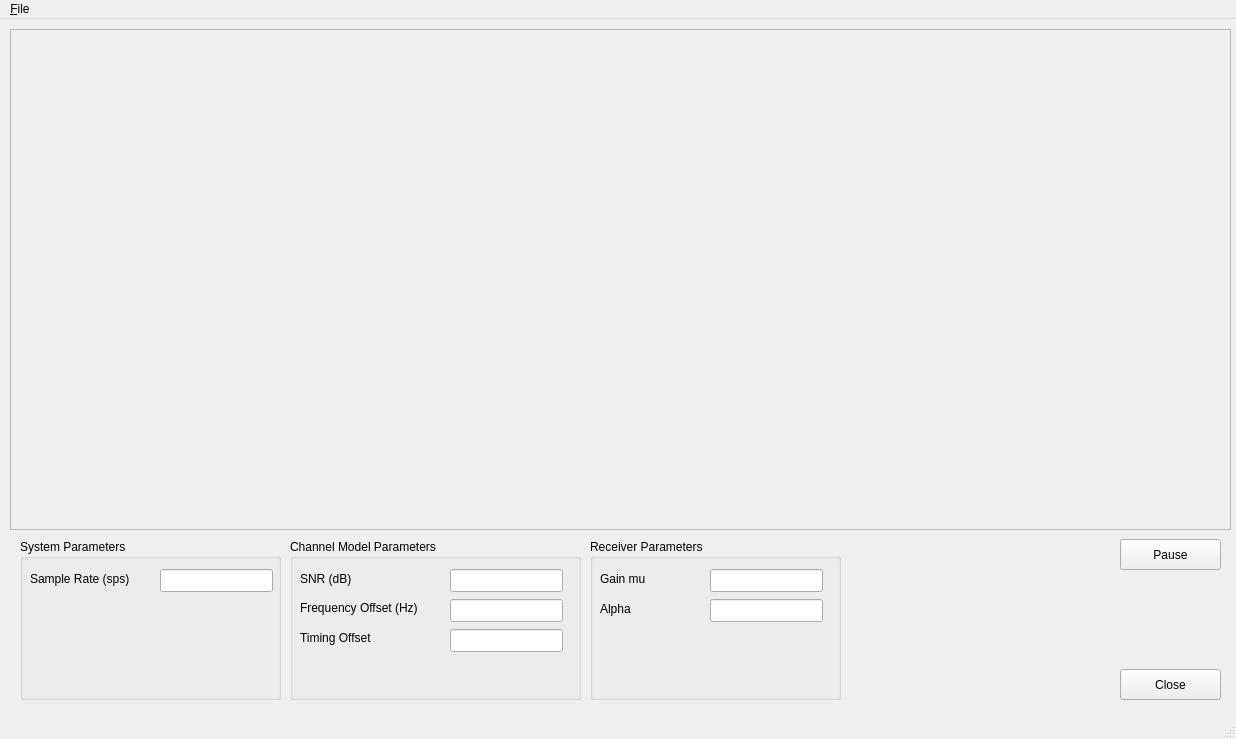
Qt form gr-qtgui/src/python/qt_digital_window.ui (GREO/GNU-Radio) before a commit.
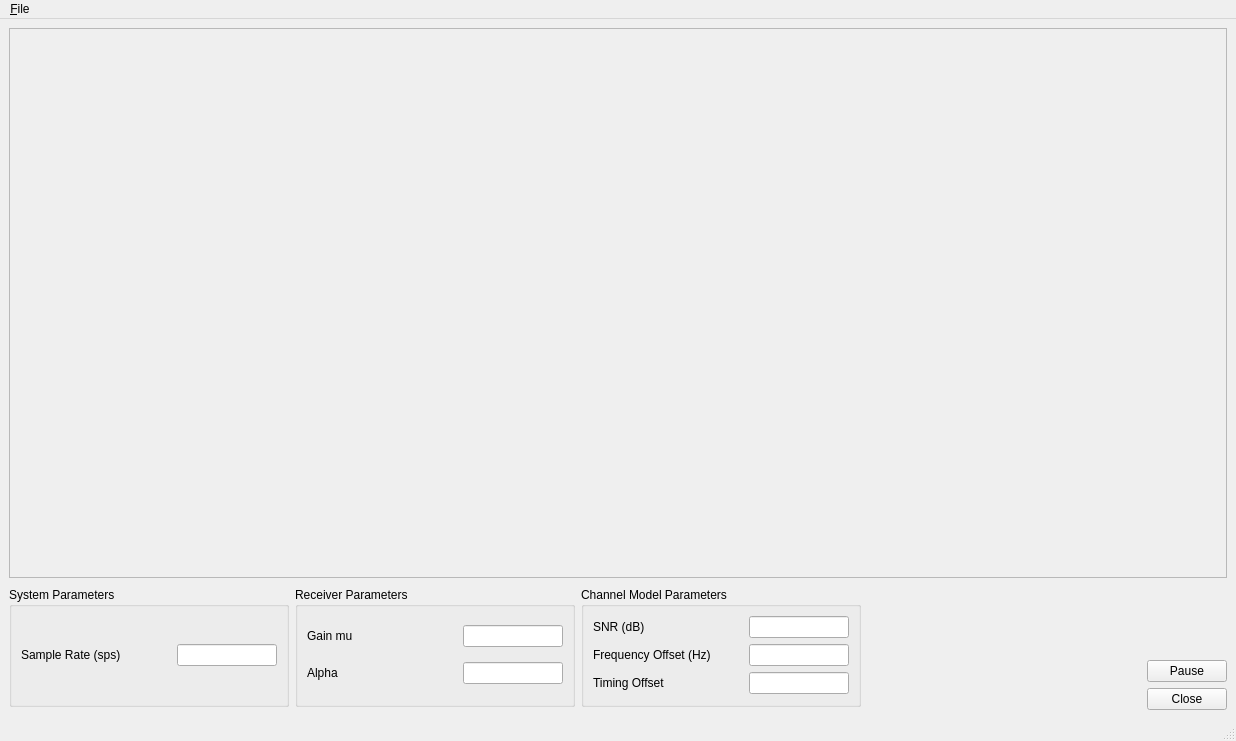
The same form after that commit.

```diff
--- a/gr-qtgui/src/python/qt_digital_window.ui
+++ b/gr-qtgui/src/python/qt_digital_window.ui
@@ -7,243 +7,273 @@
     <x>0</x>
     <y>0</y>
     <width>1236</width>
-    <height>739</height>
+    <height>741</height>
    </rect>
   </property>
   <property name="windowTitle">
    <string>MainWindow</string>
   </property>
   <widget class="QWidget" name="centralwidget">
-   <widget class="QPushButton" name="closeButton">
-    <property name="geometry">
-     <rect>
-      <x>1120</x>
-      <y>650</y>
-      <width>101</width>
-      <height>31</height>
-     </rect>
-    </property>
-    <property name="text">
-     <string>Close</string>
-    </property>
-   </widget>
-   <widget class="QFrame" name="sinkFrame">
-    <property name="geometry">
-     <rect>
-      <x>10</x>
-      <y>10</y>
-      <width>1221</width>
-      <height>501</height>
-     </rect>
-    </property>
-    <property name="frameShape">
-     <enum>QFrame::StyledPanel</enum>
-    </property>
-    <property name="frameShadow">
-     <enum>QFrame::Raised</enum>
-    </property>
-    <widget class="QWidget" name="horizontalLayoutWidget">
-     <property name="geometry">
-      <rect>
-       <x>10</x>
-       <y>10</y>
-       <width>1201</width>
-       <height>481</height>
-      </rect>
-     </property>
-     <layout class="QHBoxLayout" name="sinkLayout"/>
-    </widget>
-   </widget>
-   <widget class="QGroupBox" name="channelModeBox">
-    <property name="geometry">
-     <rect>
-      <x>290</x>
-      <y>520</y>
-      <width>291</width>
-      <height>161</height>
-     </rect>
-    </property>
-    <property name="title">
-     <string>Channel Model Parameters</string>
-    </property>
-    <widget class="QLabel" name="timeLabel">
-     <property name="geometry">
-      <rect>
-       <x>10</x>
-       <y>90</y>
-       <width>101</width>
-       <height>17</height>
-      </rect>
-     </property>
-     <property name="text">
-      <string>Timing Offset</string>
-     </property>
-    </widget>
-    <widget class="QLineEdit" name="timeEdit">
-     <property name="geometry">
-      <rect>
-       <x>160</x>
-       <y>90</y>
-       <width>113</width>
-       <height>23</height>
-      </rect>
-     </property>
-    </widget>
-    <widget class="QLineEdit" name="snrEdit">
-     <property name="geometry">
-      <rect>
-       <x>160</x>
-       <y>30</y>
-       <width>113</width>
-       <height>23</height>
-      </rect>
-     </property>
-    </widget>
-    <widget class="QLabel" name="snrLabel">
-     <property name="geometry">
-      <rect>
-       <x>10</x>
-       <y>30</y>
-       <width>111</width>
-       <height>20</height>
-      </rect>
-     </property>
-     <property name="text">
-      <string>SNR (dB)</string>
-     </property>
-    </widget>
-    <widget class="QLineEdit" name="freqEdit">
-     <property name="geometry">
-      <rect>
-       <x>160</x>
-       <y>60</y>
-       <width>113</width>
-       <height>23</height>
-      </rect>
-     </property>
-    </widget>
-    <widget class="QLabel" name="freqLabel">
-     <property name="geometry">
-      <rect>
-       <x>10</x>
-       <y>60</y>
-       <width>141</width>
-       <height>17</height>
-      </rect>
-     </property>
-     <property name="text">
-      <string>Frequency Offset (Hz)</string>
-     </property>
-    </widget>
-   </widget>
-   <widget class="QGroupBox" name="rxBox">
-    <property name="geometry">
-     <rect>
-      <x>590</x>
-      <y>520</y>
-      <width>251</width>
-      <height>161</height>
-     </rect>
-    </property>
-    <property name="title">
-     <string>Receiver Parameters</string>
-    </property>
-    <widget class="QLineEdit" name="gainMuEdit">
-     <property name="geometry">
-      <rect>
-       <x>120</x>
-       <y>30</y>
-       <width>113</width>
-       <height>23</height>
-      </rect>
-     </property>
-    </widget>
-    <widget class="QLabel" name="gainMuLabel">
-     <property name="geometry">
-      <rect>
-       <x>10</x>
-       <y>30</y>
-       <width>111</width>
-       <height>20</height>
-      </rect>
-     </property>
-     <property name="text">
-      <string>Gain mu</string>
-     </property>
-    </widget>
-    <widget class="QLineEdit" name="alphaEdit">
-     <property name="geometry">
-      <rect>
-       <x>120</x>
-       <y>60</y>
-       <width>113</width>
-       <height>23</height>
-      </rect>
-     </property>
-    </widget>
-    <widget class="QLabel" name="alphaLabel">
-     <property name="geometry">
-      <rect>
-       <x>10</x>
-       <y>60</y>
-       <width>111</width>
-       <height>20</height>
-      </rect>
-     </property>
-     <property name="text">
-      <string>Alpha</string>
-     </property>
-    </widget>
-   </widget>
-   <widget class="QGroupBox" name="sysBox">
-    <property name="geometry">
-     <rect>
-      <x>20</x>
-      <y>520</y>
-      <width>261</width>
-      <height>161</height>
-     </rect>
-    </property>
-    <property name="title">
-     <string>System Parameters</string>
-    </property>
-    <widget class="QLineEdit" name="sampleRateEdit">
-     <property name="geometry">
-      <rect>
-       <x>140</x>
-       <y>30</y>
-       <width>113</width>
-       <height>23</height>
-      </rect>
-     </property>
-    </widget>
-    <widget class="QLabel" name="sampleRateLabel">
-     <property name="geometry">
-      <rect>
-       <x>10</x>
-       <y>30</y>
-       <width>121</width>
-       <height>20</height>
-      </rect>
-     </property>
-     <property name="text">
-      <string>Sample Rate (sps)</string>
-     </property>
-    </widget>
-   </widget>
-   <widget class="QPushButton" name="pauseButton">
-    <property name="geometry">
-     <rect>
-      <x>1120</x>
-      <y>520</y>
-      <width>101</width>
-      <height>31</height>
-     </rect>
-    </property>
-    <property name="text">
-     <string>Pause</string>
-    </property>
-   </widget>
+   <layout class="QVBoxLayout" name="verticalLayout">
+    <item>
+     <widget class="QFrame" name="sinkFrame">
+      <property name="minimumSize">
+       <size>
+        <width>0</width>
+        <height>550</height>
+       </size>
+      </property>
+      <property name="frameShape">
+       <enum>QFrame::StyledPanel</enum>
+      </property>
+      <property name="frameShadow">
+       <enum>QFrame::Raised</enum>
+      </property>
+      <layout class="QHBoxLayout" name="horizontalLayout_2">
+       <item>
+        <layout class="QHBoxLayout" name="sinkLayout"/>
+       </item>
+      </layout>
+     </widget>
+    </item>
+    <item>
+     <layout class="QHBoxLayout" name="horizontalLayout">
+      <item>
+       <widget class="QGroupBox" name="sysBox">
+        <property name="sizePolicy">
+         <sizepolicy hsizetype="Minimum" vsizetype="Minimum">
+          <horstretch>0</horstretch>
+          <verstretch>0</verstretch>
+         </sizepolicy>
+        </property>
+        <property name="minimumSize">
+         <size>
+          <width>0</width>
+          <height>0</height>
+         </size>
+        </property>
+        <property name="maximumSize">
+         <size>
+          <width>16777215</width>
+          <height>120</height>
+         </size>
+        </property>
+        <property name="title">
+         <string>System Parameters</string>
+        </property>
+        <property name="alignment">
+         <set>Qt::AlignLeading|Qt::AlignLeft|Qt::AlignTop</set>
+        </property>
+        <layout class="QGridLayout" name="gridLayout_2">
+         <item row="0" column="3">
+          <widget class="QLineEdit" name="sampleRateEdit">
+           <property name="maximumSize">
+            <size>
+             <width>100</width>
+             <height>16777215</height>
+            </size>
+           </property>
+          </widget>
+         </item>
+         <item row="0" column="2">
+          <widget class="QLabel" name="sampleRateLabel">
+           <property name="text">
+            <string>Sample Rate (sps)</string>
+           </property>
+          </widget>
+         </item>
+        </layout>
+       </widget>
+      </item>
+      <item>
+       <widget class="QGroupBox" name="rxBox">
+        <property name="maximumSize">
+         <size>
+          <width>16777215</width>
+          <height>120</height>
+         </size>
+        </property>
+        <property name="title">
+         <string>Receiver Parameters</string>
+        </property>
+        <property name="alignment">
+         <set>Qt::AlignLeading|Qt::AlignLeft|Qt::AlignTop</set>
+        </property>
+        <layout class="QGridLayout" name="gridLayout_3">
+         <item row="1" column="0">
+          <widget class="QLabel" name="alphaLabel">
+           <property name="text">
+            <string>Alpha</string>
+           </property>
+          </widget>
+         </item>
+         <item row="1" column="1">
+          <widget class="QLineEdit" name="alphaEdit">
+           <property name="maximumSize">
+            <size>
+             <width>100</width>
+             <height>16777215</height>
+            </size>
+           </property>
+          </widget>
+         </item>
+         <item row="0" column="0">
+          <widget class="QLabel" name="gainMuLabel">
+           <property name="text">
+            <string>Gain mu</string>
+           </property>
+          </widget>
+         </item>
+         <item row="0" column="1">
+          <widget class="QLineEdit" name="gainMuEdit">
+           <property name="maximumSize">
+            <size>
+             <width>100</width>
+             <height>16777215</height>
+            </size>
+           </property>
+          </widget>
+         </item>
+        </layout>
+       </widget>
+      </item>
+      <item>
+       <widget class="QGroupBox" name="channelModeBox">
+        <property name="maximumSize">
+         <size>
+          <width>16777215</width>
+          <height>120</height>
+         </size>
+        </property>
+        <property name="title">
+         <string>Channel Model Parameters</string>
+        </property>
+        <property name="alignment">
+         <set>Qt::AlignLeading|Qt::AlignLeft|Qt::AlignTop</set>
+        </property>
+        <layout class="QGridLayout" name="gridLayout">
+         <property name="sizeConstraint">
+          <enum>QLayout::SetMinimumSize</enum>
+         </property>
+         <item row="0" column="1">
+          <widget class="QLabel" name="snrLabel">
+           <property name="text">
+            <string>SNR (dB)</string>
+           </property>
+          </widget>
+         </item>
+         <item row="0" column="2">
+          <widget class="QLineEdit" name="snrEdit">
+           <property name="maximumSize">
+            <size>
+             <width>100</width>
+             <height>16777215</height>
+            </size>
+           </property>
+          </widget>
+         </item>
+         <item row="1" column="1">
+          <widget class="QLabel" name="freqLabel">
+           <property name="text">
+            <string>Frequency Offset (Hz)</string>
+           </property>
+          </widget>
+         </item>
+         <item row="1" column="2">
+          <widget class="QLineEdit" name="freqEdit">
+           <property name="maximumSize">
+            <size>
+             <width>100</width>
+             <height>16777215</height>
+            </size>
+           </property>
+          </widget>
+         </item>
+         <item row="2" column="1">
+          <widget class="QLabel" name="timeLabel">
+           <property name="text">
+            <string>Timing Offset</string>
+           </property>
+          </widget>
+         </item>
+         <item row="2" column="2">
+          <widget class="QLineEdit" name="timeEdit">
+           <property name="maximumSize">
+            <size>
+             <width>100</width>
+             <height>16777215</height>
+            </size>
+           </property>
+          </widget>
+         </item>
+        </layout>
+       </widget>
+      </item>
+      <item>
+       <spacer name="horizontalSpacer">
+        <property name="orientation">
+         <enum>Qt::Horizontal</enum>
+        </property>
+        <property name="sizeHint" stdset="0">
+         <size>
+          <width>40</width>
+          <height>20</height>
+         </size>
+        </property>
+       </spacer>
+      </item>
+      <item>
+       <layout class="QVBoxLayout" name="verticalLayout_2">
+        <item>
+         <spacer name="verticalSpacer">
+          <property name="orientation">
+           <enum>Qt::Vertical</enum>
+          </property>
+          <property name="sizeHint" stdset="0">
+           <size>
+            <width>20</width>
+            <height>40</height>
+           </size>
+          </property>
+         </spacer>
+        </item>
+        <item>
+         <widget class="QPushButton" name="pauseButton">
+          <property name="sizePolicy">
+           <sizepolicy hsizetype="Minimum" vsizetype="Fixed">
+            <horstretch>0</horstretch>
+            <verstretch>0</verstretch>
+           </sizepolicy>
+          </property>
+          <property name="maximumSize">
+           <size>
+            <width>80</width>
+            <height>16777215</height>
+           </size>
+          </property>
+          <property name="text">
+           <string>Pause</string>
+          </property>
+         </widget>
+        </item>
+        <item>
+         <widget class="QPushButton" name="closeButton">
+          <property name="maximumSize">
+           <size>
+            <width>80</width>
+            <height>16777215</height>
+           </size>
+          </property>
+          <property name="text">
+           <string>Close</string>
+          </property>
+         </widget>
+        </item>
+       </layout>
+      </item>
+     </layout>
+    </item>
+   </layout>
   </widget>
   <widget class="QMenuBar" name="menubar">
    <property name="geometry">
```
Left out of the diff: 3 changed lines with no effect on the pictures.
